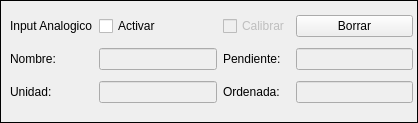
Qt form gui/onlineAnalogicoMini.ui (SADyCUNGSIDEI/Software) before a commit.
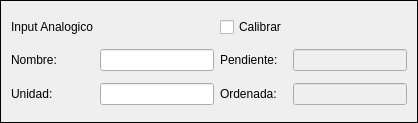
The same form after that commit.

The edit to the form file:
```diff
--- a/gui/onlineAnalogicoMini.ui
+++ b/gui/onlineAnalogicoMini.ui
@@ -28,15 +28,8 @@
   <property name="styleSheet">
    <string notr="true">#Form {border:1px solid rgb(0, 0, 0); }</string>
   </property>
-  <widget class="QWidget" name="layoutWidget">
-   <property name="geometry">
-    <rect>
-     <x>10</x>
-     <y>10</y>
-     <width>403</width>
-     <height>101</height>
-    </rect>
-   </property>
+  <layout class="QHBoxLayout" name="horizontalLayout">
+   <item>
    <layout class="QGridLayout" name="gridLayout_2">
     <property name="sizeConstraint">
      <enum>QLayout::SetNoConstraint</enum>
@@ -61,7 +54,7 @@
     <item row="0" column="2">
      <widget class="QCheckBox" name="calibrarChk">
       <property name="enabled">
-       <bool>false</bool>
+        <bool>true</bool>
       </property>
       <property name="text">
        <string>Calibrar</string>
@@ -91,7 +84,7 @@
     <item row="2" column="1">
      <widget class="QLineEdit" name="unidadTxt">
       <property name="enabled">
-       <bool>false</bool>
+        <bool>true</bool>
       </property>
      </widget>
     </item>
@@ -109,24 +102,10 @@
       </property>
      </widget>
     </item>
-    <item row="0" column="3">
-     <widget class="QPushButton" name="pushButton">
-      <property name="text">
-       <string>Borrar</string>
-      </property>
-     </widget>
-    </item>
     <item row="1" column="1">
      <widget class="QLineEdit" name="nombreTxt">
       <property name="enabled">
-       <bool>false</bool>
-      </property>
-     </widget>
-    </item>
-    <item row="0" column="1">
-     <widget class="QCheckBox" name="activadoChk">
-      <property name="text">
-       <string>Activar</string>
+        <bool>true</bool>
       </property>
      </widget>
     </item>
@@ -138,7 +117,8 @@
      </widget>
     </item>
    </layout>
-  </widget>
+   </item>
+  </layout>
  </widget>
  <resources/>
  <connections>
```
Left out of the diff: 48 changed lines with no effect on the pictures. Lines whose indentation alone changed are shown as unchanged.
